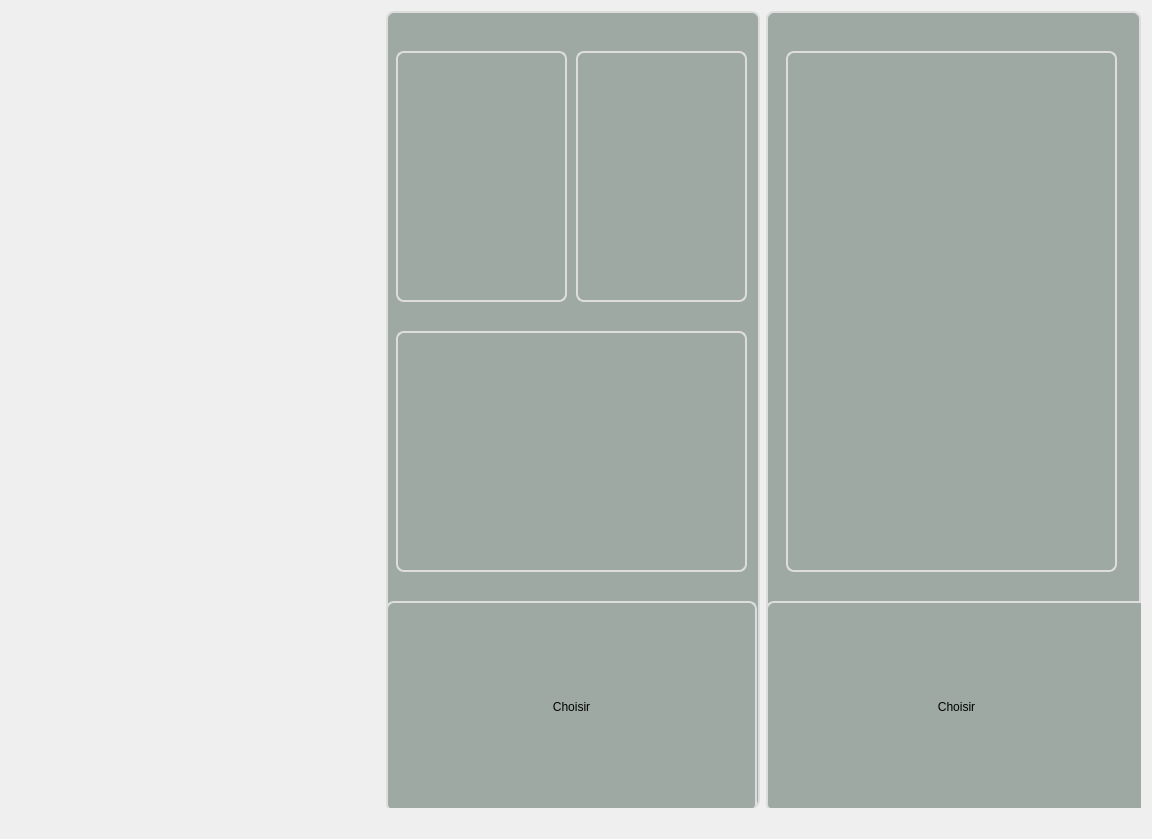
Old version of the form PhotoBooth/photoprintformat.ui in the repository monsif/Image-processing.
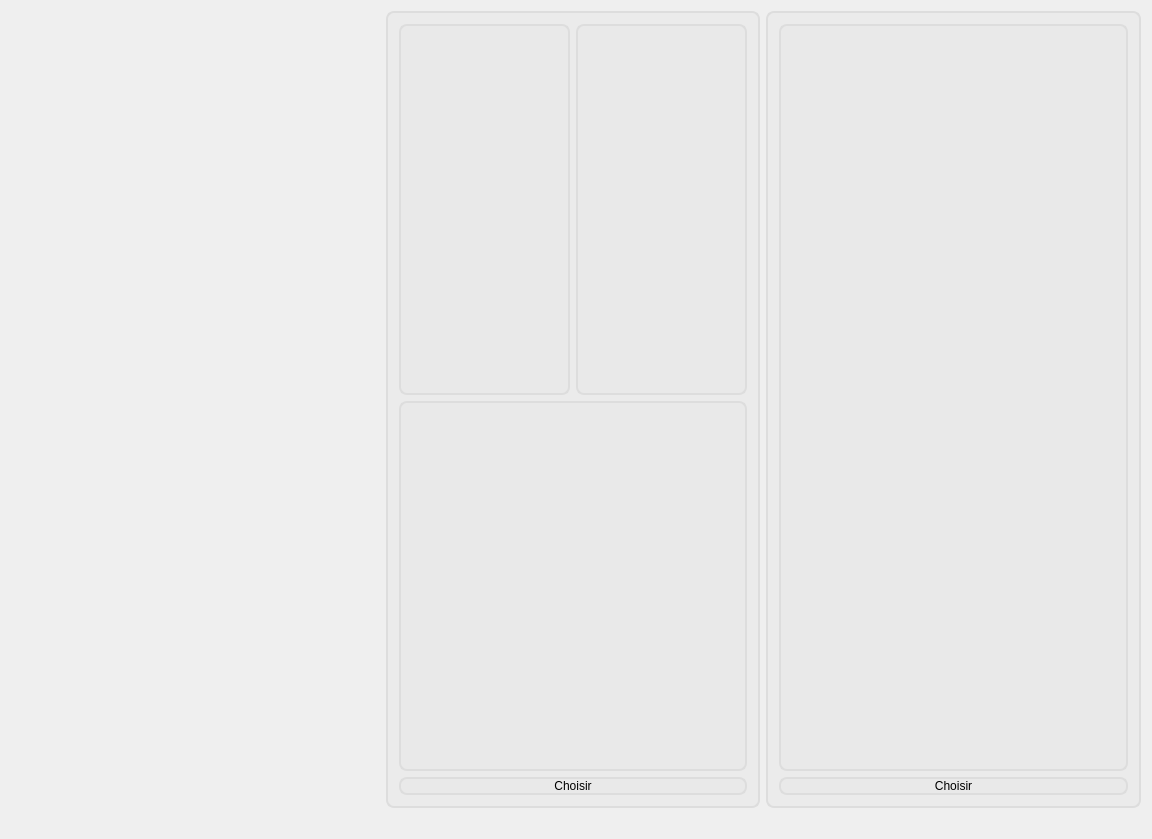
New version of the form. Icons and pictures are not drawn.

Commit message: printphotoformat background and position

The edit to the form file:
```diff
--- a/PhotoBooth/photoprintformat.ui
+++ b/PhotoBooth/photoprintformat.ui
@@ -36,7 +36,9 @@
      <item>
       <widget class="QFrame" name="frame">
        <property name="styleSheet">
-        <string notr="true">border:2px solid #ddd;border-radius:8px;background-color:#9fa9a3;</string>
+        <string notr="true">border:2px solid #ddd;
+border-radius:8px;
+background: rgb(230, 230, 230,50%);</string>
        </property>
        <property name="frameShape">
         <enum>QFrame::StyledPanel</enum>
@@ -44,37 +46,11 @@
        <property name="frameShadow">
         <enum>QFrame::Raised</enum>
        </property>
-       <widget class="QFrame" name="frame_2">
-        <property name="geometry">
-         <rect>
-          <x>10</x>
-          <y>40</y>
-          <width>171</width>
-          <height>251</height>
-         </rect>
-        </property>
-        <property name="whatsThis">
-         <string>&lt;html&gt;&lt;head/&gt;&lt;body&gt;&lt;p&gt;&lt;/p&gt;&lt;/body&gt;&lt;/html&gt;</string>
-        </property>
-        <property name="styleSheet">
-         <string notr="true">background-image: url(:/newPrefix/placeholder_portrait.jpg);</string>
-        </property>
-        <property name="frameShape">
-         <enum>QFrame::StyledPanel</enum>
-        </property>
-        <property name="frameShadow">
-         <enum>QFrame::Raised</enum>
-        </property>
-       </widget>
+       <layout class="QVBoxLayout" name="verticalLayout_3">
+        <item>
+         <layout class="QHBoxLayout" name="horizontalLayout_2">
+          <item>
        <widget class="QFrame" name="frame_3">
-        <property name="geometry">
-         <rect>
-          <x>190</x>
-          <y>40</y>
-          <width>171</width>
-          <height>251</height>
-         </rect>
-        </property>
         <property name="whatsThis">
          <string>&lt;html&gt;&lt;head/&gt;&lt;body&gt;&lt;p&gt;&lt;/p&gt;&lt;/body&gt;&lt;/html&gt;</string>
         </property>
@@ -88,15 +64,28 @@
          <enum>QFrame::Raised</enum>
         </property>
        </widget>
+          </item>
+          <item>
+           <widget class="QFrame" name="frame_2">
+            <property name="whatsThis">
+             <string>&lt;html&gt;&lt;head/&gt;&lt;body&gt;&lt;p&gt;&lt;/p&gt;&lt;/body&gt;&lt;/html&gt;</string>
+            </property>
+            <property name="styleSheet">
+             <string notr="true">background-image: url(:/newPrefix/placeholder_portrait.jpg);</string>
+            </property>
+            <property name="frameShape">
+             <enum>QFrame::StyledPanel</enum>
+            </property>
+            <property name="frameShadow">
+             <enum>QFrame::Raised</enum>
+            </property>
+            <zorder>frame_3</zorder>
+           </widget>
+          </item>
+         </layout>
+        </item>
+        <item>
        <widget class="QFrame" name="frame_6">
-        <property name="geometry">
-         <rect>
-          <x>10</x>
-          <y>320</y>
-          <width>351</width>
-          <height>241</height>
-         </rect>
-        </property>
         <property name="whatsThis">
          <string>&lt;html&gt;&lt;head/&gt;&lt;body&gt;&lt;p&gt;&lt;/p&gt;&lt;/body&gt;&lt;/html&gt;</string>
         </property>
@@ -109,20 +98,17 @@
         <property name="frameShadow">
          <enum>QFrame::Raised</enum>
         </property>
-       </widget>
+          <zorder>frame_3</zorder>
+         </widget>
+        </item>
+        <item>
        <widget class="QPushButton" name="multiple">
-        <property name="geometry">
-         <rect>
-          <x>0</x>
-          <y>590</y>
-          <width>371</width>
-          <height>211</height>
-         </rect>
-        </property>
         <property name="text">
          <string>Choisir</string>
         </property>
        </widget>
+        </item>
+       </layout>
       </widget>
      </item>
      <item>
@@ -145,7 +131,9 @@
      <item>
       <widget class="QFrame" name="frame_4">
        <property name="styleSheet">
-        <string notr="true">border:2px solid #ddd;border-radius:8px;background-color:#9fa9a3;</string>
+        <string notr="true">border:2px solid #ddd;
+border-radius:8px;
+background: rgb(230, 230, 230,50%);</string>
        </property>
        <property name="frameShape">
         <enum>QFrame::StyledPanel</enum>
@@ -153,15 +141,9 @@
        <property name="frameShadow">
         <enum>QFrame::Raised</enum>
        </property>
+       <layout class="QVBoxLayout" name="verticalLayout_4">
+        <item>
        <widget class="QFrame" name="frame_5">
-        <property name="geometry">
-         <rect>
-          <x>20</x>
-          <y>40</y>
-          <width>331</width>
-          <height>521</height>
-         </rect>
-        </property>
         <property name="whatsThis">
          <string>&lt;html&gt;&lt;head/&gt;&lt;body&gt;&lt;p&gt;&lt;/p&gt;&lt;/body&gt;&lt;/html&gt;</string>
         </property>
@@ -176,19 +158,18 @@
          <enum>QFrame::Raised</enum>
         </property>
        </widget>
+        </item>
+        <item>
        <widget class="QPushButton" name="single">
-        <property name="geometry">
-         <rect>
-          <x>0</x>
-          <y>590</y>
-          <width>381</width>
-          <height>211</height>
-         </rect>
-        </property>
         <property name="text">
          <string>Choisir</string>
         </property>
        </widget>
+        </item>
+       </layout>
+       <zorder>frame_5</zorder>
+       <zorder>single</zorder>
+       <zorder>horizontalSpacer_9</zorder>
       </widget>
      </item>
      <item>
```
Lines whose indentation alone changed are shown as unchanged. The commit also changes 1 other file.
